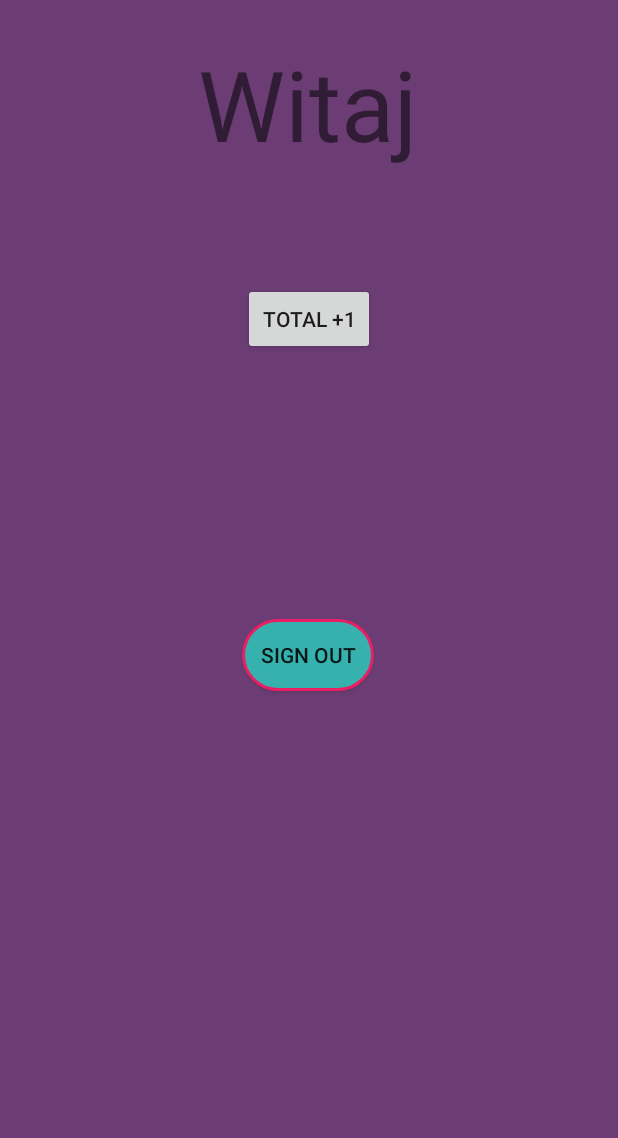
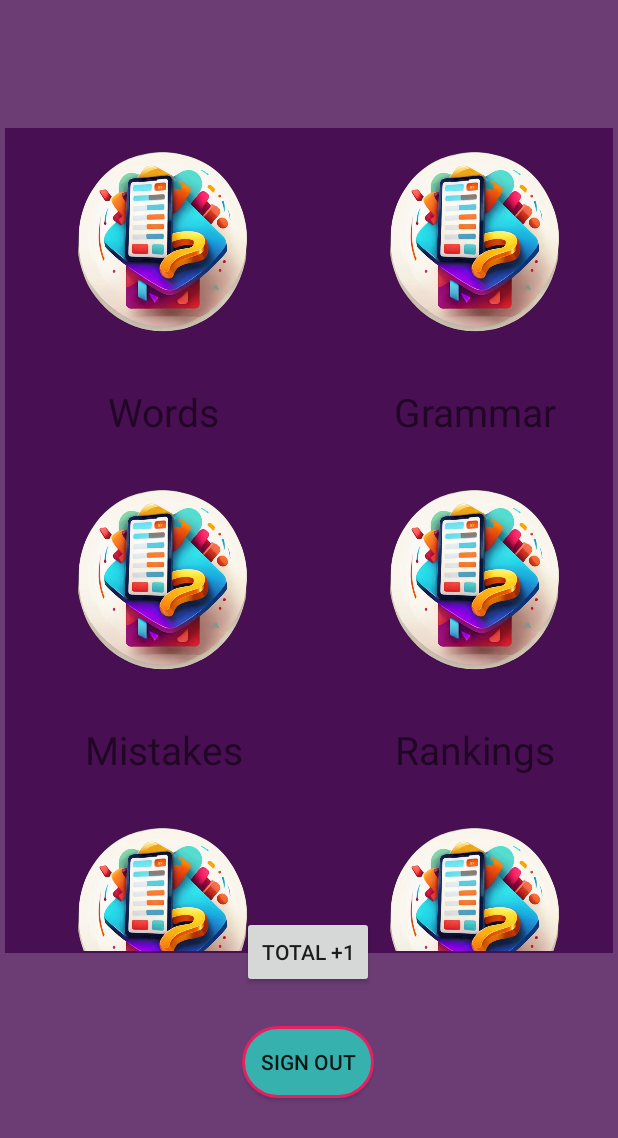
Before and after one commit to grimnin/Billingual, an Android app built with Jetpack Compose: the screen it shows after launch once a user with an empty profile is signed in (MainActivity), on a phone screen of 412 x 824 dp. Shown: the top 1138 px of the screen. Run offline under Robolectric (Android 15) with nearby library versions, the phone set to English and light mode, and no system bars; our stand-ins replace Firebase (no records; nobody signed in at launch, a user with empty details on screens opened directly).

Commit message:
W połowie zrobiony quiz

```diff
--- a/app/build.gradle.kts
+++ b/app/build.gradle.kts
@@ -38,8 +38,12 @@ android {
     kotlinOptions {
         jvmTarget = "1.8"
     }
+
+
+
     buildFeatures {
         compose = true
+        viewBinding=true
     }
     composeOptions {
         kotlinCompilerExtensionVersion = "1.4.3"
@@ -69,6 +73,7 @@ dependencies {
 
     implementation(platform("com.google.firebase:firebase-bom:32.7.0"))
     implementation("com.google.android.gms:play-services-auth:20.7.0")
+    implementation("com.google.code.gson:gson:2.8.8")
 
     // Add the dependency for the Firebase Authentication library
     // When using the BoM, you don't specify versions in Firebase library dependencies
@@ -77,6 +82,7 @@ dependencies {
     implementation(libs.firebase.firestore.ktx)
     implementation(libs.play.services.auth)
     implementation(libs.androidx.appcompat)
+    implementation("com.google.firebase:firebase-storage:20.3.0")
 
 
     testImplementation(libs.junit)
--- a/app/src/main/AndroidManifest.xml
+++ b/app/src/main/AndroidManifest.xml
@@ -40,10 +40,11 @@
         <activity
 
             android:name=".MainActivity"
+            android:theme="@style/Theme.MyApplication.AppCompat"
             android:exported="false"
-            android:label="@string/app_name"
+
             android:screenOrientation="portrait"
-            android:theme="@style/Theme.MyApplication">
+            >
 
         </activity>
         <activity
--- a/app/src/main/java/com/example/myapplication/Login.kt
+++ b/app/src/main/java/com/example/myapplication/Login.kt
@@ -73,6 +73,7 @@ class Login : ComponentActivity() {
         val loginButton: Button = findViewById(R.id.buttonLoginL)
         loginButton.setOnClickListener {
             preformLogin()
+
         }
 
         val confirmButtonG: Button = findViewById(R.id.buttonNickG)
--- a/app/src/main/java/com/example/myapplication/MainActivity.kt
+++ b/app/src/main/java/com/example/myapplication/MainActivity.kt
@@ -5,7 +5,10 @@ import android.content.Intent
 import android.os.Bundle
 import android.widget.Button
 import android.widget.TextView
-import androidx.activity.ComponentActivity
+import androidx.appcompat.app.AppCompatActivity
+import androidx.fragment.app.FragmentManager
+import com.example.myapplication.databinding.MainActivityBinding
+import com.example.myapplication.fragments.MenuFragment
 import com.google.android.gms.auth.api.signin.GoogleSignIn
 import com.google.android.gms.auth.api.signin.GoogleSignInClient
 import com.google.android.gms.auth.api.signin.GoogleSignInOptions
@@ -13,19 +16,23 @@ import com.google.firebase.auth.FirebaseAuth
 import com.google.firebase.auth.FirebaseUser
 import com.google.firebase.firestore.FirebaseFirestore
 
-class MainActivity : ComponentActivity() {
+
+class MainActivity : AppCompatActivity() {
+    private lateinit var binding: MainActivityBinding
     private lateinit var auth: FirebaseAuth
     private lateinit var firestore: FirebaseFirestore
     private lateinit var btn: Button
-    private lateinit var btnTotal:Button
+    private lateinit var btnTotal: Button
     private lateinit var googleSignInClient: GoogleSignInClient
+
 
     override fun onCreate(savedInstanceState: Bundle?) {
         super.onCreate(savedInstanceState)
-        setContentView(R.layout.main_activity)
+        binding = MainActivityBinding.inflate(layoutInflater)
+        setContentView(binding.root)
         googleSignInClient = GoogleSignIn.getClient(this, GoogleSignInOptions.DEFAULT_SIGN_IN)
 
-        btn = findViewById(R.id.Sign_out_b)
+        btn = binding.SignOutB
         btn.setOnClickListener {
             // Wyczyść SharedPreferences
             clearSharedPreferences()
@@ -46,7 +53,7 @@ class MainActivity : ComponentActivity() {
         auth = FirebaseAuth.getInstance()
         firestore = FirebaseFirestore.getInstance()
 
-        val welcomeMessage: TextView = findViewById(R.id.welcomeMessage)
+        val welcomeMessage: TextView = binding.welcomeMessage
 
         // Sprawdź, czy użytkownik jest zalogowany
         val currentUser: FirebaseUser? = auth.currentUser
@@ -62,16 +69,13 @@ class MainActivity : ComponentActivity() {
                         val login: String = document.getString("login") ?: ""
                         val welcomeText = "Witaj $login"
                         welcomeMessage.text = welcomeText
-                    } else {
-                        val welcomeText = "Witaj"
-                        welcomeMessage.text = welcomeText
                     }
                 }
                 .addOnFailureListener { exception ->
                     // Obsłuż błąd odczytu z Firestore
                     // W praktyce warto dodać odpowiednie logi lub obsługę błędów
                 }
-            btnTotal=findViewById(R.id.buttonIncreaseTotal)
+            btnTotal = binding.buttonIncreaseTotal
             btnTotal.setOnClickListener {
                 val userDocumentRef = firestore.collection("users").document(uid)
                 val word1Ref = userDocumentRef.collection("stats")
@@ -97,14 +101,24 @@ class MainActivity : ComponentActivity() {
                             }
                     }
                 }
-
             }
-
         } else {
             // Przekieruj do ekranu logowania, jeśli użytkownik nie jest zalogowany
             redirectToLogin()
         }
 
+        if (savedInstanceState == null) {
+            // Jeżeli fragment jeszcze nie jest dodany, dodaj go
+            val fragmentManager: FragmentManager = supportFragmentManager
+            val fragmentTransaction = fragmentManager.beginTransaction()
+
+            // Tworzymy instancję MenuFragment
+            val menuFragment = MenuFragment()
+
+            // Dodajemy MenuFragment do fragmentContainerView2
+            fragmentTransaction.replace(R.id.fragmentContainerView2, menuFragment)
+            fragmentTransaction.commit()
+        }
     }
 
     private fun redirectToLogin() {
--- a/app/src/main/java/com/example/myapplication/Register.kt
+++ b/app/src/main/java/com/example/myapplication/Register.kt
@@ -71,7 +71,7 @@ class Register : ComponentActivity() {
                                     .addOnSuccessListener {
                                         // Continue with the login code after successful registration
                                         sendEmailVerification()
-                                        showToast("Success. Please log in.")
+                                        showToast("Success.")
 
                                         // Redirect the user to the login screen
                                         val intent = Intent(this, Login::class.java)
--- /dev/null
+++ b/app/src/main/java/com/example/myapplication/fragments/MenuFragment.kt
@@ -0,0 +1,38 @@
+package com.example.myapplication.fragments
+
+import QuizFragment
+import android.os.Bundle
+import android.view.LayoutInflater
+import android.view.View
+import android.view.ViewGroup
+import androidx.fragment.app.Fragment
+import com.example.myapplication.R
+import com.example.myapplication.databinding.FragmentMenuBinding
+
+
+class MenuFragment : Fragment() {
+
+    private lateinit var binding:FragmentMenuBinding
+    override fun onCreateView(
+
+        inflater: LayoutInflater, container: ViewGroup?,
+        savedInstanceState: Bundle?
+    ): View? {
+        binding=FragmentMenuBinding.inflate(inflater,container,false)
+        return binding.root
+    }
+
+    override fun onViewCreated(view: View, savedInstanceState: Bundle?) {
+        super.onViewCreated(view, savedInstanceState)
+        binding.QuizImage.setOnClickListener {
+            val fragment= QuizFragment()
+            requireActivity()
+                .supportFragmentManager
+                .beginTransaction()
+                .replace(R.id.fragmentContainerView2,fragment)
+                .commit()
+        }
+    }
+
+
+}
--- /dev/null
+++ b/app/src/main/res/layout/fragment_menu.xml
@@ -0,0 +1,164 @@
+<?xml version="1.0" encoding="utf-8"?>
+<androidx.constraintlayout.widget.ConstraintLayout xmlns:android="http://schemas.android.com/apk/res/android"
+    xmlns:app="http://schemas.android.com/apk/res-auto"
+    xmlns:tools="http://schemas.android.com/tools"
+    android:id="@+id/frameLayout"
+    android:layout_width="match_parent"
+    android:layout_height="match_parent"
+    android:background="#C13E0149"
+    tools:context=".fragments.MenuFragment">
+
+    <!-- TODO: Update blank fragment layout -->
+
+    <TableLayout
+        android:layout_width="0dp"
+        android:layout_height="0dp"
+        android:layout_marginStart="1dp"
+        android:layout_marginTop="1dp"
+        android:layout_marginEnd="1dp"
+        android:layout_marginBottom="1dp"
+        app:layout_constraintBottom_toBottomOf="parent"
+        app:layout_constraintEnd_toEndOf="parent"
+        app:layout_constraintStart_toStartOf="parent"
+        app:layout_constraintTop_toTopOf="parent">
+
+        <TableRow
+            android:layout_width="match_parent"
+            android:layout_height="match_parent">
+
+            <LinearLayout
+                android:layout_width="208dp"
+                android:layout_height="225dp"
+                android:orientation="vertical">
+
+                <ImageView
+                    android:id="@+id/Quiz_Image"
+                    android:layout_width="wrap_content"
+                    android:layout_height="150dp"
+                    android:src="@drawable/quiz_icon" />
+
+                <TextView
+                    android:id="@+id/Quiz_texView"
+                    android:layout_width="match_parent"
+                    android:layout_height="match_parent"
+                    android:gravity="center"
+                    android:text="Words"
+                    android:textSize="26sp" />
+            </LinearLayout>
+
+            <LinearLayout
+                android:layout_width="208dp"
+                android:layout_height="225dp"
+                android:orientation="vertical">
+
+                <ImageView
+                    android:id="@+id/Gramatic_Image"
+                    android:layout_width="wrap_content"
+                    android:layout_height="150dp"
+                    android:src="@drawable/quiz_icon" />
+
+                <TextView
+                    android:id="@+id/Gramatic_TextView"
+                    android:layout_width="match_parent"
+                    android:layout_height="match_parent"
+                    android:gravity="center"
+                    android:text="Grammar"
+                    android:textSize="26sp" />
+            </LinearLayout>
+
+
+        </TableRow>
+
+        <TableRow
+            android:layout_width="match_parent"
+            android:layout_height="match_parent">
+
+            <LinearLayout
+                android:layout_width="208dp"
+                android:layout_height="225dp"
+                android:orientation="vertical">
+
+                <ImageView
+                    android:id="@+id/Mistakes_Image"
+                    android:layout_width="wrap_content"
+                    android:layout_height="150dp"
+                    android:src="@drawable/quiz_icon" />
+
+                <TextView
+                    android:id="@+id/Mistakes_texView"
+                    android:layout_width="match_parent"
+                    android:layout_height="match_parent"
+                    android:gravity="center"
+                    android:text="Mistakes"
+                    android:textSize="26sp" />
+            </LinearLayout>
+
+            <LinearLayout
+                android:layout_width="208dp"
+                android:layout_height="225dp"
+                android:orientation="vertical">
+
+                <ImageView
+                    android:id="@+id/Rankings_Image"
+                    android:layout_width="wrap_content"
+                    android:layout_height="150dp"
+                    android:src="@drawable/quiz_icon" />
+
+                <TextView
+                    android:id="@+id/Rankings_TextView"
+                    android:layout_width="match_parent"
+                    android:layout_height="match_parent"
+                    android:gravity="center"
+                    android:text="Rankings"
+                    android:textSize="26sp" />
+            </LinearLayout>
+        </TableRow>
+
+        <TableRow
+            android:layout_width="match_parent"
+            android:layout_height="match_parent">
+
+            <LinearLayout
+                android:layout_width="208dp"
+                android:layout_height="225dp"
+                android:orientation="vertical">
+
+                <ImageView
+                    android:id="@+id/Settings_Image"
+                    android:layout_width="wrap_content"
+                    android:layout_height="150dp"
+                    android:src="@drawable/quiz_icon" />
+
+                <TextView
+                    android:id="@+id/Settings_texView"
+                    android:layout_width="match_parent"
+                    android:layout_height="match_parent"
+                    android:gravity="center"
+                    android:text="Settings"
+                    android:textSize="26sp" />
+            </LinearLayout>
+
+            <LinearLayout
+                android:layout_width="208dp"
+                android:layout_height="225dp"
+                android:orientation="vertical">
+
+                <ImageView
+                    android:id="@+id/Game_Image"
+                    android:layout_width="wrap_content"
+                    android:layout_height="150dp"
+                    android:src="@drawable/quiz_icon" />
+
+                <TextView
+                    android:id="@+id/Game_TextView"
+                    android:layout_width="match_parent"
+                    android:layout_height="match_parent"
+                    android:gravity="center"
+                    android:text="Game?"
+                    android:textSize="26sp" />
+            </LinearLayout>
+        </TableRow>
+
+    </TableLayout>
+
+</androidx.constraintlayout.widget.ConstraintLayout>
--- a/app/src/main/res/layout/main_activity.xml
+++ b/app/src/main/res/layout/main_activity.xml
@@ -10,8 +10,8 @@
         android:id="@+id/welcomeMessage"
         android:layout_width="wrap_content"
         android:layout_height="wrap_content"
-        android:layout_marginTop="25dp"
-        android:textSize="65sp"
+        android:layout_marginTop="15dp"
+        android:textSize="45sp"
         app:layout_constraintEnd_toEndOf="parent"
         app:layout_constraintHorizontal_bias="0.497"
         app:layout_constraintStart_toStartOf="parent"
@@ -21,7 +21,7 @@
         android:id="@+id/Sign_out_b"
         android:layout_width="wrap_content"
         android:layout_height="wrap_content"
-        android:layout_marginTop="300dp"
+        android:layout_marginTop="608dp"
         android:background="@drawable/rectangle"
         android:text="Sign out"
         app:layout_constraintEnd_toEndOf="parent"
@@ -33,10 +33,26 @@
         android:id="@+id/buttonIncreaseTotal"
         android:layout_width="wrap_content"
         android:layout_height="wrap_content"
-        android:layout_marginBottom="100dp"
+        android:layout_marginBottom="25dp"
         android:text="Total +1"
         app:layout_constraintBottom_toTopOf="@+id/Sign_out_b"
         app:layout_constraintEnd_toEndOf="parent"
+        app:layout_constraintHorizontal_bias="0.498"
         app:layout_constraintStart_toStartOf="parent"
-        app:layout_constraintTop_toBottomOf="@+id/welcomeMessage" />
+        app:layout_constraintTop_toTopOf="parent"
+        app:layout_constraintVertical_bias="1.0" />
+
+    <androidx.fragment.app.FragmentContainerView
+        android:id="@+id/fragmentContainerView2"
+        android:name="com.example.myapplication.fragments.MenuFragment"
+        android:layout_width="405dp"
+        android:layout_height="550dp"
+        android:layout_marginStart="1dp"
+        android:layout_marginEnd="1dp"
+        app:layout_constraintBottom_toBottomOf="parent"
+        app:layout_constraintEnd_toEndOf="parent"
+        app:layout_constraintStart_toStartOf="parent"
+        app:layout_constraintTop_toTopOf="parent"
+        app:layout_constraintVertical_bias="0.312" />
+
 </androidx.constraintlayout.widget.ConstraintLayout>
--- a/app/src/main/res/values/strings.xml
+++ b/app/src/main/res/values/strings.xml
@@ -3,4 +3,6 @@
     <string name="title_activity_login">Login</string>
     <string name="title_activity_register">Register</string>
     <string name="default_web_client_id" translatable="false">566054808175-3a7mvq6q5k1jm02ap31i1bmcslf8kh9r.apps.googleusercontent.com</string>
+    <!-- TODO: Remove or change this placeholder text -->
+    <string name="hello_blank_fragment">Hello blank fragment</string>
 </resources>
--- a/app/src/main/res/values/themes.xml
+++ b/app/src/main/res/values/themes.xml
@@ -2,4 +2,7 @@
 <resources>
 
     <style name="Theme.MyApplication" parent="android:Theme.Material.Light.NoActionBar" />
+    <style name="Theme.MyApplication.AppCompat" parent="Theme.AppCompat.Light.NoActionBar">
+
+    </style>
 </resources>
```
Also changed, not shown: app/src/main/java/com/example/myapplication/fragments/quiz/QuizFragment.kt (added, +190 -0 lines), app/src/main/java/com/example/myapplication/fragments/quiz/QuizViewModel.kt (added, +7 -0 lines), app/src/main/java/com/example/myapplication/fragments/quiz/Word.kt (added, +10 -0 lines), app/src/main/res/layout/fragment_quiz.xml (added, +62 -0 lines), app/src/main/java/com/example/myapplication/ui/theme/Color.kt (line endings or trailing spaces), app/src/main/res/drawable/quiz_icon.png (added).
